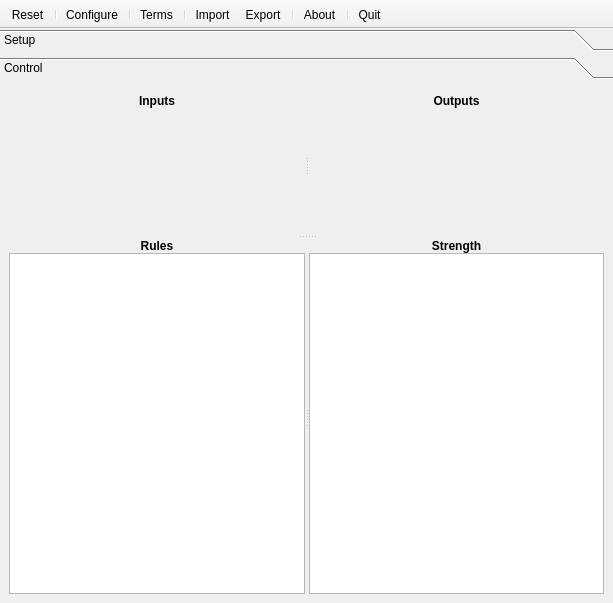
First picture: the form in qtfuzzylite/ui/Window.ui, repository fuzzylite/fuzzylite, before the edit.
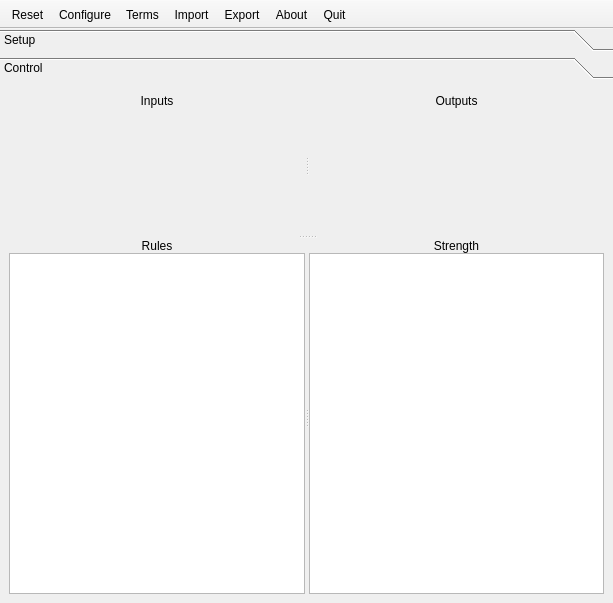
Second picture: the form after the edit. The open tabs and pages were chosen to show the change. Icons and pictures are not drawn.

What changed in the file:
```diff
--- a/qtfuzzylite/ui/Window.ui
+++ b/qtfuzzylite/ui/Window.ui
@@ -354,7 +354,7 @@
          <x>0</x>
          <y>0</y>
          <width>613</width>
-         <height>501</height>
+         <height>491</height>
         </rect>
        </property>
        <attribute name="label">
@@ -382,8 +382,8 @@
               <widget class="QLabel" name="label_2">
                <property name="font">
                 <font>
-                 <weight>75</weight>
-                 <bold>true</bold>
+                 <weight>50</weight>
+                 <bold>false</bold>
                 </font>
                </property>
                <property name="text">
@@ -475,8 +475,8 @@
               <widget class="QLabel" name="label_4">
                <property name="font">
                 <font>
-                 <weight>75</weight>
-                 <bold>true</bold>
+                 <weight>50</weight>
+                 <bold>false</bold>
                 </font>
                </property>
                <property name="text">
@@ -573,8 +573,8 @@
                </property>
                <property name="font">
                 <font>
-                 <weight>75</weight>
-                 <bold>true</bold>
+                 <weight>50</weight>
+                 <bold>false</bold>
                 </font>
                </property>
                <property name="text">
@@ -626,8 +626,8 @@
                </property>
                <property name="font">
                 <font>
-                 <weight>75</weight>
-                 <bold>true</bold>
+                 <weight>50</weight>
+                 <bold>false</bold>
                 </font>
                </property>
                <property name="text">
@@ -699,16 +699,11 @@
     <bool>false</bool>
    </attribute>
    <addaction name="actionReset"/>
-   <addaction name="separator"/>
    <addaction name="actionConfigure"/>
-   <addaction name="separator"/>
    <addaction name="actionTerms"/>
-   <addaction name="separator"/>
    <addaction name="actionImport"/>
    <addaction name="actionExport"/>
-   <addaction name="separator"/>
    <addaction name="actionAbout"/>
-   <addaction name="separator"/>
    <addaction name="actionQuit"/>
   </widget>
   <action name="actionConfigure">
```
Left out of the diff: 38 changed lines with no effect on the pictures.
